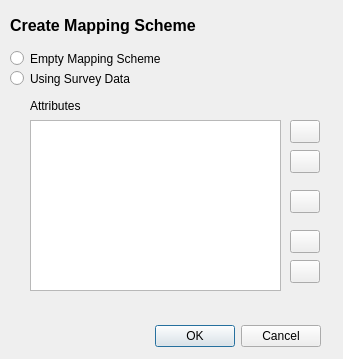
The window that qt/dlg_build_ms.ui (gem/sidd) describes before a commit, drawn with Qt 5.
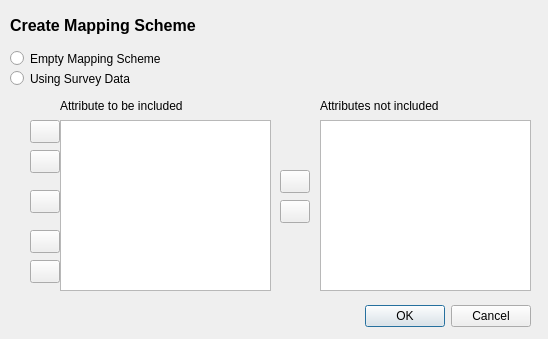
The same window after the commit. Icons and pictures are not drawn.

Commit message: updates to core - adjustments to taxonomy classes   - new parsing method, only return parsed elements   - new property to default attribute values - adjustments to mapping scheme/statistics   - generate statistic tree for only given attribute values   - generate statistic tree using attribute values from all levels instead of     just using level 1

```diff
--- a/qt/dlg_build_ms.ui
+++ b/qt/dlg_build_ms.ui
@@ -6,8 +6,8 @@
    <rect>
     <x>0</x>
     <y>0</y>
-    <width>343</width>
-    <height>359</height>
+    <width>548</width>
+    <height>339</height>
    </rect>
   </property>
   <property name="windowTitle">
@@ -16,8 +16,8 @@
   <widget class="QDialogButtonBox" name="buttons">
    <property name="geometry">
     <rect>
-     <x>150</x>
-     <y>320</y>
+     <x>360</x>
+     <y>300</y>
      <width>171</width>
      <height>32</height>
     </rect>
@@ -80,16 +80,16 @@
     <rect>
      <x>30</x>
      <y>90</y>
-     <width>291</width>
+     <width>501</width>
      <height>201</height>
     </rect>
    </property>
    <widget class="QListWidget" name="lst_attributes">
     <property name="geometry">
      <rect>
-      <x>0</x>
+      <x>30</x>
       <y>30</y>
-      <width>251</width>
+      <width>211</width>
       <height>171</height>
      </rect>
     </property>
@@ -97,20 +97,20 @@
    <widget class="QLabel" name="lb_attributes">
     <property name="geometry">
      <rect>
-      <x>0</x>
+      <x>30</x>
       <y>0</y>
       <width>141</width>
       <height>31</height>
      </rect>
     </property>
     <property name="text">
-     <string>Attributes</string>
+     <string>Attribute to be included</string>
     </property>
    </widget>
    <widget class="QWidget" name="widget_attribute_buttons" native="true">
     <property name="geometry">
      <rect>
-      <x>260</x>
+      <x>0</x>
       <y>30</y>
       <width>31</width>
       <height>171</height>
@@ -202,14 +202,71 @@
      </property>
     </widget>
    </widget>
+   <widget class="QListWidget" name="lst_attributes_not_included">
+    <property name="geometry">
+     <rect>
+      <x>290</x>
+      <y>30</y>
+      <width>211</width>
+      <height>171</height>
+     </rect>
+    </property>
+   </widget>
+   <widget class="QLabel" name="lb_attributes_not_included">
+    <property name="geometry">
+     <rect>
+      <x>290</x>
+      <y>0</y>
+      <width>141</width>
+      <height>31</height>
+     </rect>
+    </property>
+    <property name="text">
+     <string>Attributes not included</string>
+    </property>
+   </widget>
+   <widget class="QPushButton" name="btn_move_right">
+    <property name="geometry">
+     <rect>
+      <x>250</x>
+      <y>110</y>
+      <width>30</width>
+      <height>23</height>
+     </rect>
+    </property>
+    <property name="text">
+     <string/>
+    </property>
+    <property name="icon">
+     <iconset resource="resources/SIDDResource.qrc">
+      <normaloff>:/imgs/icons/arrow_right.png</normaloff>:/imgs/icons/arrow_right.png</iconset>
+    </property>
+   </widget>
+   <widget class="QPushButton" name="btn_move_left">
+    <property name="geometry">
+     <rect>
+      <x>250</x>
+      <y>80</y>
+      <width>30</width>
+      <height>23</height>
+     </rect>
+    </property>
+    <property name="text">
+     <string/>
+    </property>
+    <property name="icon">
+     <iconset resource="resources/SIDDResource.qrc">
+      <normaloff>:/imgs/icons/arrow_left.png</normaloff>:/imgs/icons/arrow_left.png</iconset>
+    </property>
+   </widget>
   </widget>
   <widget class="QLabel" name="lb_notes">
    <property name="geometry">
     <rect>
      <x>30</x>
      <y>300</y>
-     <width>291</width>
-     <height>16</height>
+     <width>331</width>
+     <height>22</height>
     </rect>
    </property>
    <property name="text">
```
The commit also changes 39 other files.
